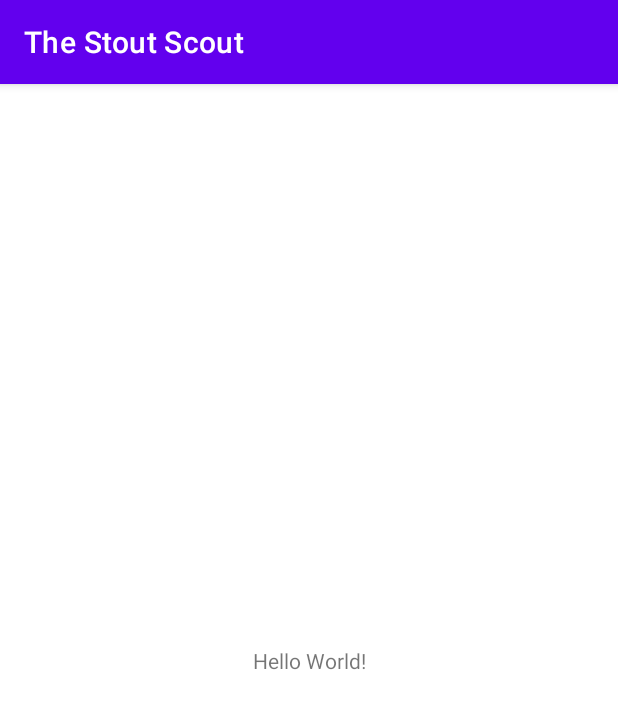
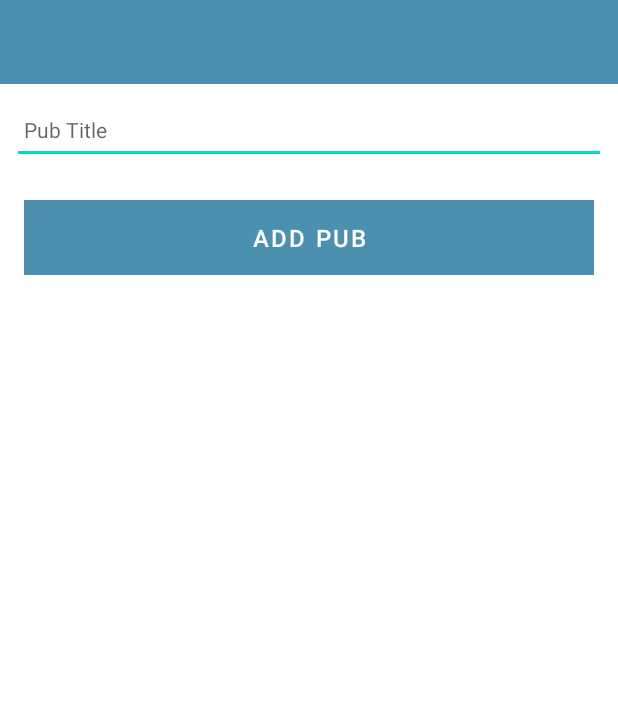
Before and after one commit to seabee14/TheStoutScout, an Android app: the screen it shows after launch (MainActivity before the commit, StoutScoutActivity after it), on a phone screen of 412 x 824 dp. Shown: the top 709 px of the screen. Run offline under Robolectric (Android 15) with nearby library versions, the phone set to English and light mode, and no system bars; our stand-ins replace Timber; 1 statement that could not run was skipped.

Commit message:
Add pub textbox and button

```diff
--- a/app/build.gradle
+++ b/app/build.gradle
@@ -6,6 +6,10 @@ plugins {
 android {
     namespace 'ie.wit.thestoutscout'
     compileSdk 33
+
+    buildFeatures {
+        viewBinding true
+    }
 
     defaultConfig {
         applicationId "ie.wit.thestoutscout"
@@ -34,11 +38,13 @@ android {
 
 dependencies {
 
-    implementation 'androidx.core:core-ktx:1.7.0'
-    implementation 'androidx.appcompat:appcompat:1.4.1'
-    implementation 'com.google.android.material:material:1.5.0'
-    implementation 'androidx.constraintlayout:constraintlayout:2.1.3'
+    implementation 'androidx.core:core-ktx:1.9.0'
+    implementation 'androidx.appcompat:appcompat:1.6.1'
+    implementation 'com.google.android.material:material:1.8.0'
+    implementation 'androidx.constraintlayout:constraintlayout:2.1.4'
+    implementation 'com.github.ajalt:timberkt:1.5.1'
+    implementation 'com.google.android.material:material:1.8.0'
     testImplementation 'junit:junit:4.13.2'
-    androidTestImplementation 'androidx.test.ext:junit:1.1.3'
-    androidTestImplementation 'androidx.test.espresso:espresso-core:3.4.0'
+    androidTestImplementation 'androidx.test.ext:junit:1.1.5'
+    androidTestImplementation 'androidx.test.espresso:espresso-core:3.5.1'
 }
--- a/app/src/main/AndroidManifest.xml
+++ b/app/src/main/AndroidManifest.xml
@@ -12,7 +12,7 @@
         android:theme="@style/Theme.TheStoutScout"
         tools:targetApi="31">
         <activity
-            android:name=".MainActivity"
+            android:name=".activities.StoutScoutActivity"
             android:exported="true">
             <intent-filter>
                 <action android:name="android.intent.action.MAIN" />
--- a/app/src/main/java/ie/wit/thestoutscout/MainActivity.kt
+++ /dev/null
@@ -1,11 +0,0 @@
-package ie.wit.thestoutscout
-
-import androidx.appcompat.app.AppCompatActivity
-import android.os.Bundle
-
-class MainActivity : AppCompatActivity() {
-    override fun onCreate(savedInstanceState: Bundle?) {
-        super.onCreate(savedInstanceState)
-        setContentView(R.layout.activity_main)
-    }
-}
--- /dev/null
+++ b/app/src/main/java/ie/wit/thestoutscout/activities/StoutScoutActivity.kt
@@ -0,0 +1,41 @@
+package ie.wit.thestoutscout.activities
+
+import androidx.appcompat.app.AppCompatActivity
+import android.os.Bundle
+import com.google.android.material.snackbar.Snackbar
+import timber.log.Timber
+import timber.log.Timber.i
+import ie.wit.thestoutscout.databinding.ActivityStoutscoutBinding
+import ie.wit.thestoutscout.models.PubModel
+
+
+
+class StoutScoutActivity : AppCompatActivity() {
+
+    private lateinit var binding: ActivityStoutscoutBinding
+    var pub = PubModel()
+
+    override fun onCreate(savedInstanceState: Bundle?) {
+        super.onCreate(savedInstanceState)
+
+        binding = ActivityStoutscoutBinding.inflate(layoutInflater)
+        setContentView(binding.root)
+
+        Timber.plant(Timber.DebugTree())
+
+        i("Stout Scout Activity started...")
+
+        binding.btnAdd.setOnClickListener() {
+            pub.title = binding.stoutscoutTitle.text.toString()
+            if (pub.title.isNotEmpty()) {
+                i("add Button Pressed: ${pub.title}")
+            } else {
+                Snackbar
+                    .make(it, "Please Enter a title", Snackbar.LENGTH_LONG)
+                    .show()
+            }
+
+
+        }
+    }
+}
--- /dev/null
+++ b/app/src/main/java/ie/wit/thestoutscout/models/PubModel.kt
@@ -0,0 +1,3 @@
+package ie.wit.thestoutscout.models
+
+data class PubModel(var title: String = "")
--- a/app/src/main/res/layout/activity_main.xml
+++ /dev/null
@@ -1,18 +0,0 @@
-<?xml version="1.0" encoding="utf-8"?>
-<androidx.constraintlayout.widget.ConstraintLayout xmlns:android="http://schemas.android.com/apk/res/android"
-    xmlns:app="http://schemas.android.com/apk/res-auto"
-    xmlns:tools="http://schemas.android.com/tools"
-    android:layout_width="match_parent"
-    android:layout_height="match_parent"
-    tools:context=".MainActivity">
-
-    <TextView
-        android:layout_width="wrap_content"
-        android:layout_height="wrap_content"
-        android:text="Hello World!"
-        app:layout_constraintBottom_toBottomOf="parent"
-        app:layout_constraintEnd_toEndOf="parent"
-        app:layout_constraintStart_toStartOf="parent"
-        app:layout_constraintTop_toTopOf="parent" />
-
-</androidx.constraintlayout.widget.ConstraintLayout>
--- /dev/null
+++ b/app/src/main/res/layout/activity_stoutscout.xml
@@ -0,0 +1,74 @@
+<?xml version="1.0" encoding="utf-8"?>
+<androidx.constraintlayout.widget.ConstraintLayout xmlns:android="http://schemas.android.com/apk/res/android"
+    xmlns:app="http://schemas.android.com/apk/res-auto"
+    xmlns:tools="http://schemas.android.com/tools"
+    android:layout_width="match_parent"
+    android:layout_height="match_parent"
+    tools:context=".activities.StoutScoutActivity">
+
+    <RelativeLayout
+        android:layout_width="match_parent"
+        android:layout_height="wrap_content"
+        app:layout_constraintBottom_toBottomOf="parent"
+        app:layout_constraintTop_toTopOf="parent">
+
+        <com.google.android.material.appbar.AppBarLayout
+            android:id="@+id/appBarLayout"
+            android:layout_width="match_parent"
+            android:layout_height="wrap_content"
+            android:background="@color/colorAccent"
+            android:fitsSystemWindows="true"
+            app:elevation="0dip"
+            app:theme="@style/ThemeOverlay.AppCompat.Dark.ActionBar">
+
+            <androidx.appcompat.widget.Toolbar
+                android:id="@+id/toolbarAdd"
+                android:layout_width="match_parent"
+                android:layout_height="wrap_content"
+                app:titleTextColor="@color/colorPrimary" />
+        </com.google.android.material.appbar.AppBarLayout>
+
+        <ScrollView
+            android:layout_width="match_parent"
+            android:layout_height="match_parent"
+            android:layout_below="@id/appBarLayout"
+            android:fillViewport="true">
+
+            <LinearLayout
+                android:layout_width="match_parent"
+                android:layout_height="wrap_content"
+                android:orientation="vertical">
+
+                <EditText
+                    android:id="@+id/stoutscoutTitle"
+                    android:layout_width="match_parent"
+                    android:layout_height="45dp"
+                    android:layout_margin="8dp"
+                    android:autofillHints=""
+                    android:hint="@string/hint_stoutscoutTitle"
+                    android:inputType="text"
+                    android:maxLength="25"
+                    android:maxLines="1"
+                    android:padding="8dp"
+                    android:textColor="@color/colorPrimaryDark"
+                    android:textSize="14sp" />
+
+
+                <Button
+                    android:id="@+id/btnAdd"
+                    android:layout_width="match_parent"
+                    android:layout_height="wrap_content"
+                    android:layout_margin="16dp"
+                    android:background="@color/colorAccent"
+                    android:paddingTop="8dp"
+                    android:paddingBottom="8dp"
+                    android:stateListAnimator="@null"
+                    android:text="@string/button_addPub"
+                    android:textColor="@color/colorPrimary"
+                    android:textSize="16sp" />
+
+            </LinearLayout>
+        </ScrollView>
+    </RelativeLayout>
+
+</androidx.constraintlayout.widget.ConstraintLayout>
--- a/app/src/main/res/values/colors.xml
+++ b/app/src/main/res/values/colors.xml
@@ -7,4 +7,7 @@
     <color name="teal_700">#FF018786</color>
     <color name="black">#FF000000</color>
     <color name="white">#FFFFFFFF</color>
+    <color name="colorPrimary">#FFFFFF</color>
+    <color name="colorPrimaryDark">#000000</color>
+    <color name="colorAccent">#4c90af</color>
 </resources>
--- a/app/src/main/res/values/strings.xml
+++ b/app/src/main/res/values/strings.xml
@@ -1,3 +1,5 @@
 <resources>
     <string name="app_name">The Stout Scout</string>
+    <string name="button_addPub">Add Pub</string>
+    <string name="hint_stoutscoutTitle">Pub Title</string>
 </resources>
--- a/app/src/main/res/values/themes.xml
+++ b/app/src/main/res/values/themes.xml
@@ -1,16 +1,16 @@
 <resources xmlns:tools="http://schemas.android.com/tools">
     <!-- Base application theme. -->
-    <style name="Theme.TheStoutScout" parent="Theme.MaterialComponents.DayNight.DarkActionBar">
+    <style name="Theme.TheStoutScout" parent="Theme.MaterialComponents.DayNight.NoActionBar">
         <!-- Primary brand color. -->
-        <item name="colorPrimary">@color/purple_500</item>
-        <item name="colorPrimaryVariant">@color/purple_700</item>
+        <item name="colorPrimary">@color/colorAccent</item>
+        <item name="colorPrimaryVariant">@color/colorPrimaryDark</item>
         <item name="colorOnPrimary">@color/white</item>
         <!-- Secondary brand color. -->
         <item name="colorSecondary">@color/teal_200</item>
         <item name="colorSecondaryVariant">@color/teal_700</item>
         <item name="colorOnSecondary">@color/black</item>
         <!-- Status bar color. -->
-        <item name="android:statusBarColor">?attr/colorPrimaryVariant</item>
+        <item name="android:statusBarColor" tools:targetApi="l">?attr/colorPrimaryVariant</item>
         <!-- Customize your theme here. -->
     </style>
 </resources>
```
